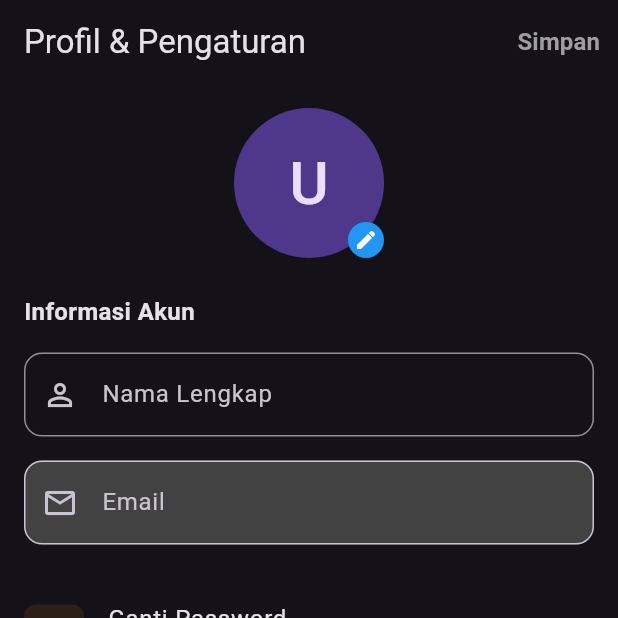
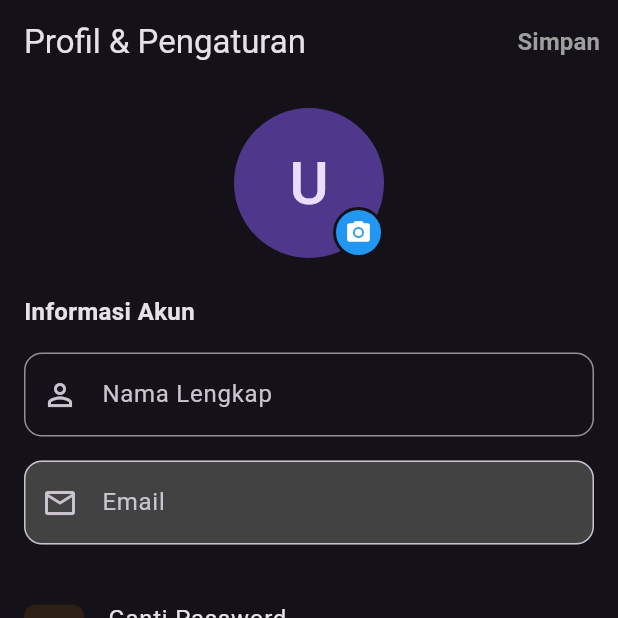
Before and after one commit to rahmatsigma/streamime, a Flutter app: the SettingsPage screen opened by its route, on a phone screen of 412 x 824 dp, the top half of it. Run offline on Flutter 3.47's test engine with Material 3 defaults, Android fonts, the phone set to English and light mode, and no system bars; our stand-ins replace cloud_firestore, dartz, dio, equatable, firebase_auth, firebase_core and 4 more; accounts and stored records are empty; network calls fail.

Commit message:
feat: change profile picture

```diff
--- a/lib/features/settings/presentation/pages/settings_page.dart
+++ b/lib/features/settings/presentation/pages/settings_page.dart
@@ -1,6 +1,9 @@
+import 'dart:convert';
 import 'package:flutter/material.dart';
 import 'package:flutter_bloc/flutter_bloc.dart';
 import 'package:firebase_auth/firebase_auth.dart';
+import 'package:cloud_firestore/cloud_firestore.dart';
+import 'package:image_picker/image_picker.dart';
 import 'package:go_router/go_router.dart';
 import 'package:manga_read/features/auth/logic/auth_cubit.dart';
 import 'package:manga_read/features/theme/logic/theme_cubit.dart';
@@ -13,13 +16,14 @@ class SettingsPage extends StatefulWidget {
 }
 
 class _SettingsPageState extends State<SettingsPage> {
-  // Controller untuk Nama
   late TextEditingController _nameController;
 
-  // Variabel State
   bool _notificationEnabled = true;
-  bool _isEditingName = false; // Untuk mendeteksi apakah nama berubah
-  User? _currentUser; // User Firebase saat ini
+  bool _isEditingName = false;
+  bool _isUploadingImage = false;
+  User? _currentUser;
+
+  final ImagePicker _picker = ImagePicker();
 
   @override
   void initState() {
@@ -27,7 +31,6 @@ class _SettingsPageState extends State<SettingsPage> {
     _currentUser = FirebaseAuth.instance.currentUser;
     _nameController = TextEditingController(text: _currentUser?.displayName ?? '');
 
-    // Listener untuk cek perubahan teks agar tombol Save bisa aktif/tidak (Opsional)
     _nameController.addListener(() {
       setState(() {
         _isEditingName = _nameController.text != (_currentUser?.displayName ?? '');
@@ -41,20 +44,59 @@ class _SettingsPageState extends State<SettingsPage> {
     super.dispose();
   }
 
-  // --- FUNGSI 1: SIMPAN NAMA (Update Profile) ---
+  // --- FUNGSI UPDATE FOTO (VERSI WEB FRIENDLY) ---
+  Future<void> _pickAndSaveImageToFirestore() async {
+    try {
+      // 1. Pilih Gambar
+      final XFile? image = await _picker.pickImage(
+        source: ImageSource.gallery,
+        imageQuality: 20,
+        maxWidth: 500,
+      );
+
+      if (image == null) return;
+
+      setState(() => _isUploadingImage = true);
+
+      // 2. Konversi Gambar ke Base64 (CARA BARU - AMAN DI WEB)
+      // Kita baca bytes langsung dari XFile, jangan bikin File() baru
+      final bytes = await image.readAsBytes();
+      final String base64Image = base64Encode(bytes);
+
+      // 3. Simpan ke Firestore (users/{uid})
+      final String uid = _currentUser!.uid;
+      await FirebaseFirestore.instance.collection('users').doc(uid).set({
+        'avatarBase64': base64Image,
+      }, SetOptions(merge: true));
+
+      if (mounted) {
+        ScaffoldMessenger.of(context).showSnackBar(
+          const SnackBar(content: Text('Foto berhasil disimpan!'), backgroundColor: Colors.green),
+        );
+        setState(() => _isUploadingImage = false);
+      }
+
+    } catch (e) {
+      print("Error: $e");
+      setState(() => _isUploadingImage = false);
+      if (mounted) {
+        ScaffoldMessenger.of(context).showSnackBar(
+          SnackBar(content: Text('Gagal simpan foto: $e')),
+        );
+      }
+    }
+  }
+  // ------------------------------------------------
+
   Future<void> _saveProfile() async {
     if (_currentUser == null) return;
 
     try {
-      // Update Display Name di Firebase
       await _currentUser!.updateDisplayName(_nameController.text.trim());
-
-      // Reload user data agar update terasa di aplikasi
       await _currentUser!.reload();
 
-      // Update AuthCubit agar seluruh aplikasi tau nama berubah (misal di Home)
       if (mounted) {
-        context.read<AuthCubit>().checkAuthStatus(); // Refresh Cubit
+        context.read<AuthCubit>().checkAuthStatus();
 
         ScaffoldMessenger.of(context).showSnackBar(
           const SnackBar(
@@ -73,7 +115,6 @@ class _SettingsPageState extends State<SettingsPage> {
     }
   }
 
-  // --- FUNGSI 2: POP-UP GANTI PASSWORD ---
   void _showChangePasswordDialog(BuildContext context) {
     final newPassController = TextEditingController();
     final confirmPassController = TextEditingController();
@@ -84,7 +125,7 @@ class _SettingsPageState extends State<SettingsPage> {
     showDialog(
       context: context,
       builder: (context) {
-        return StatefulBuilder( // StatefulBuilder biar bisa toggle hide/show password di dialog
+        return StatefulBuilder(
           builder: (context, setDialogState) {
             return AlertDialog(
               title: const Text('Ganti Password'),
@@ -98,7 +139,6 @@ class _SettingsPageState extends State<SettingsPage> {
                       style: TextStyle(fontSize: 13, color: Colors.grey),
                     ),
                     const SizedBox(height: 16),
-                    // Password Baru
                     TextFormField(
                       controller: newPassController,
                       obscureText: obscureNew,
@@ -113,7 +153,6 @@ class _SettingsPageState extends State<SettingsPage> {
                       validator: (v) => (v != null && v.length < 6) ? 'Minimal 6 karakter' : null,
                     ),
                     const SizedBox(height: 16),
-                    // Konfirmasi Password
                     TextFormField(
                       controller: confirmPassController,
                       obscureText: obscureConfirm,
@@ -145,12 +184,8 @@ class _SettingsPageState extends State<SettingsPage> {
                           ScaffoldMessenger.of(context).showSnackBar(
                             const SnackBar(content: Text('Password berhasil diganti! Silakan login ulang.')),
                           );
-                          // Opsional: Logout user setelah ganti password biar aman
-                          // context.read<AuthCubit>().signOut();
-                          // context.go('/login');
                         }
                       } on FirebaseAuthException catch (e) {
-                        // Error umum: requires-recent-login (User harus login ulang dulu)
                         String err = e.message ?? 'Gagal ganti password';
                         if (e.code == 'requires-recent-login') {
                           err = 'Demi keamanan, silakan Logout dan Login ulang sebelum mengganti password.';
@@ -171,11 +206,9 @@ class _SettingsPageState extends State<SettingsPage> {
 
   @override
   Widget build(BuildContext context) {
-    // Ambil tema untuk styling
     final bool isDarkMode = context.watch<ThemeCubit>().state.themeMode == ThemeMode.dark;
     final theme = Theme.of(context);
 
-    // Jika user belum login (Guest), tampilkan tampilan terbatas
     if (_currentUser == null) {
       return Scaffold(
         appBar: AppBar(title: const Text('Pengaturan')),
@@ -187,7 +220,6 @@ class _SettingsPageState extends State<SettingsPage> {
       appBar: AppBar(
         title: const Text('Profil & Pengaturan'),
         actions: [
-          // TOMBOL SAVE (Hanya aktif jika ada perubahan nama)
           TextButton(
             onPressed: _isEditingName ? _saveProfile : null,
             child: Text(
@@ -204,30 +236,62 @@ class _SettingsPageState extends State<SettingsPage> {
       body: ListView(
         padding: const EdgeInsets.all(16),
         children: [
-          // --- BAGIAN 1: PROFIL ---
           Center(
             child: Stack(
               children: [
-                CircleAvatar(
+                StreamBuilder<DocumentSnapshot>(
+                  stream: FirebaseFirestore.instance.collection('users').doc(_currentUser!.uid).snapshots(),
+                  builder: (context, snapshot) {
+                    ImageProvider? imageProvider;
+
+                    if (snapshot.hasData && snapshot.data!.exists) {
+                      final data = snapshot.data!.data() as Map<String, dynamic>?;
+                      final base64String = data?['avatarBase64'];
+
+                      if (base64String != null && base64String.isNotEmpty) {
+                        imageProvider = MemoryImage(base64Decode(base64String));
+                      }
+                    }
+
+                    if (imageProvider == null && _currentUser?.photoURL != null) {
+                      imageProvider = NetworkImage(_currentUser!.photoURL!);
+                    }
+
+                    return CircleAvatar(
                       radius: 50,
                       backgroundColor: theme.colorScheme.primaryContainer,
-                  child: Text(
+                      backgroundImage: imageProvider,
+                      child: imageProvider == null
+                          ? Text(
                               (_nameController.text.isNotEmpty)
                                   ? _nameController.text[0].toUpperCase()
                                   : 'U',
                               style: TextStyle(fontSize: 40, color: theme.colorScheme.onPrimaryContainer),
+                            )
+                          : null,
+                    );
+                  }
                 ),
-                ),
+
                 Positioned(
                   bottom: 0,
                   right: 0,
+                  child: GestureDetector(
+                    onTap: _isUploadingImage ? null : _pickAndSaveImageToFirestore,
                     child: Container(
-                    padding: const EdgeInsets.all(4),
-                    decoration: const BoxDecoration(
+                      padding: const EdgeInsets.all(6),
+                      decoration: BoxDecoration(
                         color: Colors.blue,
                         shape: BoxShape.circle,
+                        border: Border.all(color: Theme.of(context).scaffoldBackgroundColor, width: 2),
                       ),
-                    child: const Icon(Icons.edit, size: 16, color: Colors.white),
+                      child: _isUploadingImage
+                        ? const SizedBox(
+                            width: 18, height: 18,
+                            child: CircularProgressIndicator(color: Colors.white, strokeWidth: 2)
+                          )
+                        : const Icon(Icons.camera_alt, size: 18, color: Colors.white),
+                    ),
                   ),
                 ),
               ],
@@ -238,7 +302,6 @@ class _SettingsPageState extends State<SettingsPage> {
           const Text("Informasi Akun", style: TextStyle(fontWeight: FontWeight.bold, fontSize: 16)),
           const SizedBox(height: 16),
 
-          // INPUT NAMA (Bisa diedit)
           TextFormField(
             controller: _nameController,
             decoration: InputDecoration(
@@ -249,21 +312,19 @@ class _SettingsPageState extends State<SettingsPage> {
           ),
           const SizedBox(height: 16),
 
-          // INPUT EMAIL (Permanen / ReadOnly)
           TextFormField(
             initialValue: _currentUser?.email,
-            readOnly: true, // Gak bisa diedit
+            readOnly: true,
             decoration: InputDecoration(
               labelText: 'Email',
               prefixIcon: const Icon(Icons.email_outlined),
               border: OutlineInputBorder(borderRadius: BorderRadius.circular(12)),
               filled: true,
-              fillColor: isDarkMode ? Colors.grey[800] : Colors.grey[200], // Warna abu biar keliatan disabled
+              fillColor: isDarkMode ? Colors.grey[800] : Colors.grey[200],
             ),
           ),
           const SizedBox(height: 24),
 
-          // TOMBOL GANTI PASSWORD
           ListTile(
             contentPadding: EdgeInsets.zero,
             leading: Container(
@@ -279,11 +340,9 @@ class _SettingsPageState extends State<SettingsPage> {
 
           const Divider(height: 32),
 
-          // --- BAGIAN 2: PENGATURAN APLIKASI ---
           const Text("Aplikasi", style: TextStyle(fontWeight: FontWeight.bold, fontSize: 16)),
           const SizedBox(height: 8),
 
-          // FITUR TEMA (JANGAN DIUBAH FUNGSINYA)
           SwitchListTile(
             contentPadding: EdgeInsets.zero,
             secondary: Container(
@@ -298,7 +357,6 @@ class _SettingsPageState extends State<SettingsPage> {
             },
           ),
 
-          // FITUR NOTIFIKASI
           SwitchListTile(
             contentPadding: EdgeInsets.zero,
             secondary: Container(
@@ -317,8 +375,6 @@ class _SettingsPageState extends State<SettingsPage> {
 
           const Divider(height: 32),
 
-          // --- BAGIAN 3: ZONA BAHAYA (LOGOUT) ---
-          // Saran tambahan: Tombol Logout di sini sangat berguna
           SizedBox(
             width: double.infinity,
             child: OutlinedButton.icon(
--- a/pubspec.yaml
+++ b/pubspec.yaml
@@ -41,6 +41,7 @@ dependencies:
   firebase_core: ^4.2.1
   firebase_auth: ^6.1.2
   cloud_firestore: ^6.1.0
+  image_picker: ^1.2.1
 
 dev_dependencies:
   flutter_test:
```
Also changed, not shown: pubspec.lock, 5 other files. Lines whose indentation alone changed are shown as unchanged.
